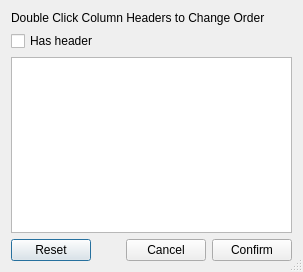
This is dgp/gui/ui/edit_import_view.ui in DynamicGravitySystems/DGP as Qt 5 draws it before an edit. The edited form follows.
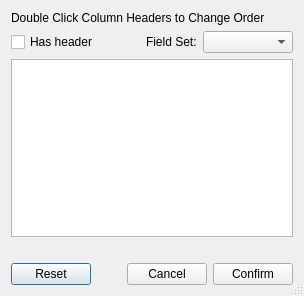
This is the edited form.

Commit message: ENH/CLN: Enhancements and refactoring on Dialogs

```diff
--- a/dgp/gui/ui/edit_import_view.ui
+++ b/dgp/gui/ui/edit_import_view.ui
@@ -6,8 +6,8 @@
    <rect>
     <x>0</x>
     <y>0</y>
-    <width>303</width>
-    <height>272</height>
+    <width>304</width>
+    <height>296</height>
    </rect>
   </property>
   <property name="sizePolicy">
@@ -34,7 +34,9 @@
     </widget>
    </item>
    <item>
-    <widget class="QCheckBox" name="check_has_header">
+    <layout class="QHBoxLayout" name="hbox_tools">
+     <item>
+      <widget class="QCheckBox" name="chb_has_header">
      <property name="toolTip">
       <string>Check to skip first line in file</string>
      </property>
@@ -43,6 +45,18 @@
      </property>
     </widget>
    </item>
+     <item alignment="Qt::AlignRight">
+      <widget class="QLabel" name="label">
+       <property name="text">
+        <string>Field Set:</string>
+       </property>
+      </widget>
+     </item>
+     <item>
+      <widget class="QComboBox" name="cob_field_set"/>
+     </item>
+    </layout>
+   </item>
    <item>
     <widget class="QTableView" name="table_col_edit">
      <property name="sizePolicy">
@@ -63,7 +77,14 @@
     </widget>
    </item>
    <item>
-    <layout class="QHBoxLayout" name="horizontalLayout">
+    <widget class="QLabel" name="label_msg">
+     <property name="text">
+      <string/>
+     </property>
+    </widget>
+   </item>
+   <item>
+    <layout class="QHBoxLayout" name="hbox_dlg_btns">
      <item>
       <widget class="QPushButton" name="btn_reset">
        <property name="sizePolicy">
```
Lines whose indentation alone changed are shown as unchanged. The commit also changes 6 other files.
